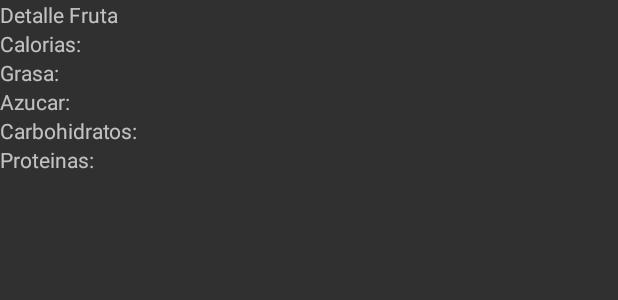
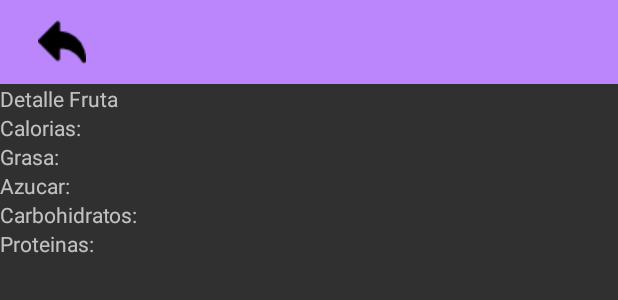
Before and after one commit to zharikRojas/FrutiApp2, an Android app: the layout fragment_detalle_frutas.xml on its own in the app's theme, with its tools: preview values and no code run, on a phone screen of 412 x 824 dp. Shown: the top 300 px of the screen. Run offline under Robolectric (Android 15) with nearby library versions, the phone set to English and light mode, and no system bars.

```diff
--- a/app/src/main/res/layout/fragment_detalle_frutas.xml
+++ b/app/src/main/res/layout/fragment_detalle_frutas.xml
@@ -6,6 +6,25 @@
     android:orientation="vertical"
     tools:context=".DetalleFrutasFragment">
 
+    <androidx.appcompat.widget.Toolbar
+        android:id="@+id/toolbar"
+        android:layout_width="match_parent"
+        android:layout_height="?attr/actionBarSize"
+        android:background="@color/purple_200"
+        android:theme="?attr/actionBarTheme">
+
+        <ImageButton
+            android:id="@+id/btnBack"
+            android:layout_width="50sp"
+            android:layout_height="55sp"
+            android:layout_gravity="left"
+            android:background="@color/purple_200"
+            android:src="@drawable/haciaatras">
+
+        </ImageButton>
+
+
+    </androidx.appcompat.widget.Toolbar>
 
     <TextView
         android:id="@+id/textViewDetail"
```
Also changed, not shown: app/src/main/java/com/example/parcial2/DetalleFrutasFragment.kt (+6 -3 lines), app/src/main/java/com/example/parcial2/FrutasListaViewModel.kt (+11 -1 lines), app/src/main/java/com/example/parcial2/ListaFrutasFragment.kt (+25 -0 lines), app/src/main/res/drawable/back.png (added), app/src/main/res/drawable/haciaatras.png (added).
